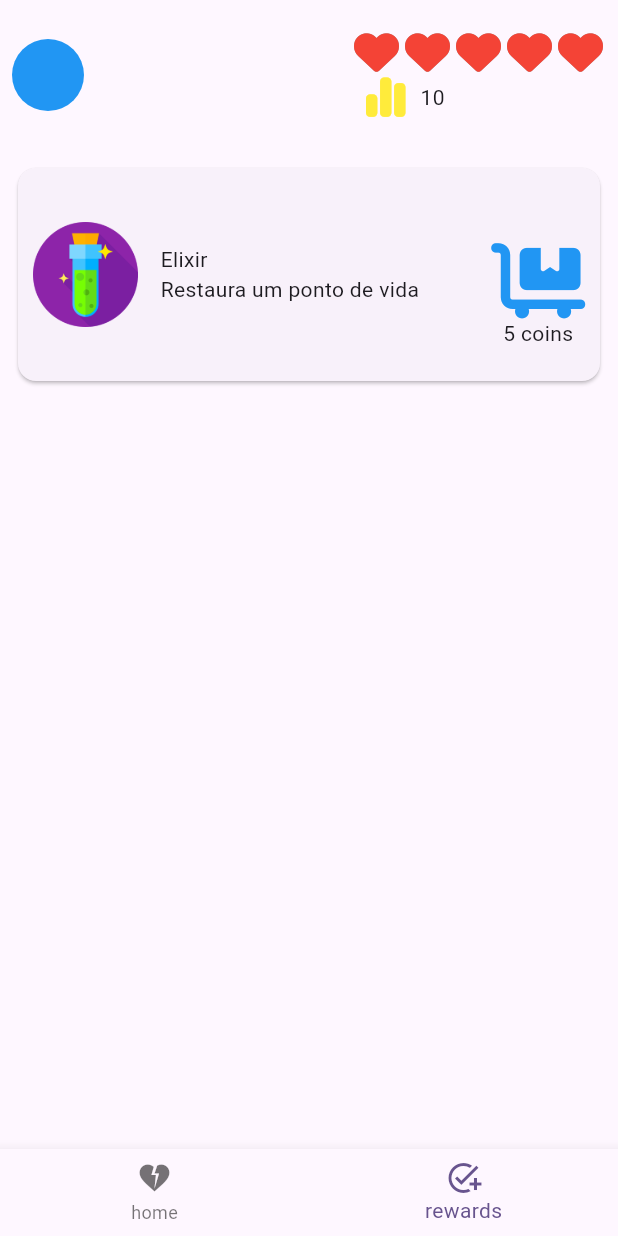
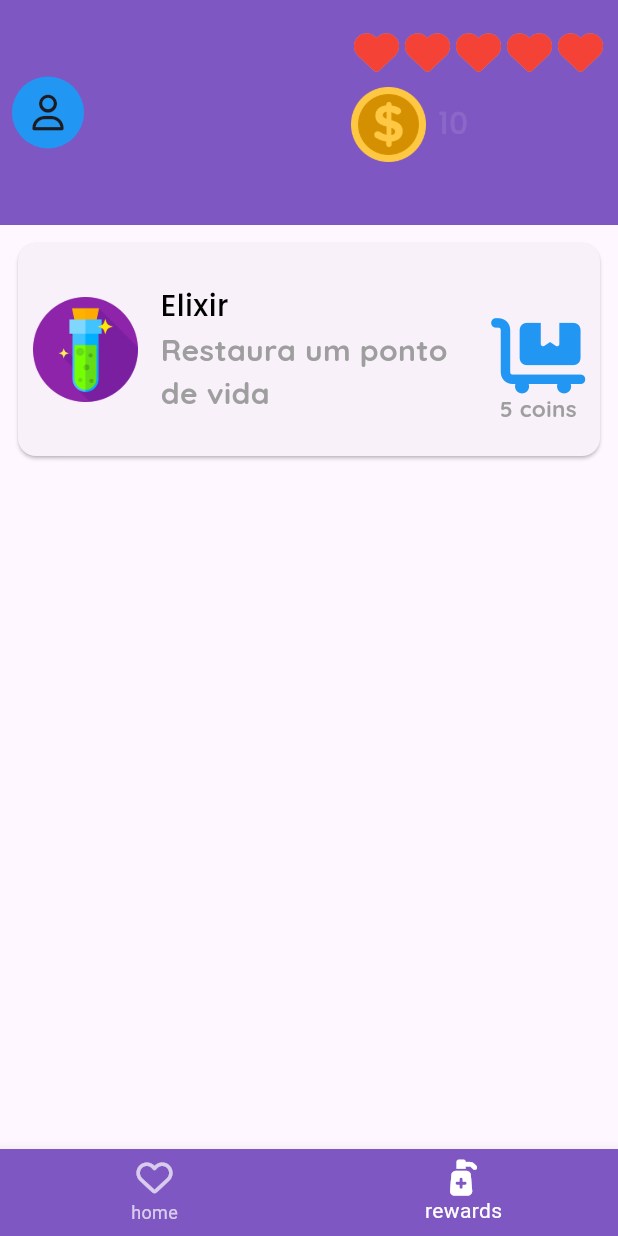
Before and after one commit to FilipeHaniel/ryc_desafio_do_modulo_basico, a Flutter app: the screen it shows after launch, item 2 of the bottom bar chosen, on a phone screen of 412 x 824 dp. Run offline on Flutter 3.47's test engine with Material 3 defaults, Android fonts, the phone set to English and light mode, and no system bars; our stand-ins replace bloc, dio, flutter_bloc, font_awesome_flutter, freezed_annotation, get_it and 2 more; network calls fail.

Commit message:
layout adjustment

```diff
--- a/lib/data/model/task_model.dart
+++ b/lib/data/model/task_model.dart
@@ -10,7 +10,7 @@ class TaskModel extends TaskEntity {
   factory TaskModel.fromJson(Map<String, dynamic> json) {
 
     if (json['taskDate'] == null) {
-      throw ArgumentError('taskDate is required and must not be null');
+      throw ArgumentError('taskDate não pode ser nulo');
     }
 
     return TaskModel(
--- a/lib/main.dart
+++ b/lib/main.dart
@@ -11,7 +11,6 @@ void main() {
 class MyApp extends StatelessWidget {
   const MyApp({super.key});
 
-  // This widget is the root of your application.
   @override
   Widget build(BuildContext context) {
     return MaterialApp(
--- a/lib/presentation/view/main_page.dart
+++ b/lib/presentation/view/main_page.dart
@@ -1,6 +1,7 @@
 import 'package:flutter/material.dart';
 import 'package:flutter_bloc/flutter_bloc.dart';
 import 'package:font_awesome_flutter/font_awesome_flutter.dart';
+import 'package:google_fonts/google_fonts.dart';
 import 'package:ryc_desafio_do_modulo_basico/presentation/presenter/main_presenter.dart';
 
 class MainPage extends StatefulWidget {
@@ -27,7 +28,8 @@ class _MainPageState extends State<MainPage> {
       create: (context) => presenter,
       child: Scaffold(
         appBar: AppBar(
-          toolbarHeight: 100,
+          toolbarHeight: 150,
+          backgroundColor: Colors.deepPurple[400],
           leading: Padding(
             padding: const EdgeInsets.only(left: 8),
             child: Container(
@@ -36,6 +38,9 @@ class _MainPageState extends State<MainPage> {
               decoration: const BoxDecoration(
                 color: Colors.blue,
                 shape: BoxShape.circle,
+              ),
+              child: const Center(
+                child: FaIcon(FontAwesomeIcons.user),
               ),
             ),
           ),
@@ -71,22 +76,33 @@ class _MainPageState extends State<MainPage> {
                       );
                     },
                   ),
-                  Row(
+                  Padding(
+                    padding: const EdgeInsets.only(top: 8),
+                    child: Row(
                       children: [
-                      const Padding(
-                        padding: EdgeInsets.symmetric(horizontal: 10),
-                        child: FaIcon(
-                          FontAwesomeIcons.chartSimple,
-                          size: 30,
-                          color: Colors.yellow,
-                        ),
+                        SizedBox(
+                          height: 50,
+                          width: 50,
+                          child: Image.asset('assets/images/icon_coin.png'),
                         ),
                         BlocBuilder<MainPresenter, int>(
                           builder: (context, coin) {
-                          return Text('$coin');
+                            return Padding(
+                              padding: const EdgeInsets.only(left: 8),
+                              child: Text(
+                                '$coin',
+                                style: GoogleFonts.poppins(
+                                  textStyle: const TextStyle(color: Colors.white10),
+                                  fontSize: 20,
+                                  fontWeight: FontWeight.w500,
+                                  fontStyle: FontStyle.normal,
+                                ),
+                              ),
+                            );
                           },
                         ),
                       ],
+                    ),
                   ),
                 ],
               ),
@@ -95,14 +111,17 @@ class _MainPageState extends State<MainPage> {
         ),
         body: presenter.selectPage(selectedItem),
         bottomNavigationBar: BottomNavigationBar(
+          backgroundColor: Colors.deepPurple[400],
+          fixedColor: Colors.white,
+          unselectedItemColor: Colors.white70,
           currentIndex: selectedItem,
           items: const [
             BottomNavigationBarItem(
-              icon: Icon(Icons.heart_broken),
+              icon: FaIcon(FontAwesomeIcons.heart),
               label: 'home',
             ),
             BottomNavigationBarItem(
-              icon: Icon(Icons.add_task),
+              icon: FaIcon(FontAwesomeIcons.pumpMedical),
               label: 'rewards',
             ),
           ],
--- a/lib/presentation/view/pages/rewards_page.dart
+++ b/lib/presentation/view/pages/rewards_page.dart
@@ -1,6 +1,7 @@
 import 'package:flutter/material.dart';
 import 'package:font_awesome_flutter/font_awesome_flutter.dart';
 import 'package:flutter_bloc/flutter_bloc.dart';
+import 'package:google_fonts/google_fonts.dart';
 import 'package:ryc_desafio_do_modulo_basico/presentation/presenter/main_presenter.dart';
 
 class RewardsPage extends StatelessWidget {
@@ -26,23 +27,40 @@ class RewardsPage extends StatelessWidget {
                     width: 70,
                     child: Image.asset('assets/images/elixir.png'),
                   ),
-                  const Expanded(
+                  Expanded(
                     child: Padding(
-                      padding: EdgeInsets.all(15),
+                      padding: const EdgeInsets.all(15),
                       child: Column(
                         mainAxisAlignment: MainAxisAlignment.center,
                         crossAxisAlignment: CrossAxisAlignment.start,
                         children: [
-                          Text('Elixir'),
-                          Text('Restaura um ponto de vida'),
+                          Text(
+                            'Elixir',
+                            style: GoogleFonts.poppins(
+                              textStyle: const TextStyle(color: Colors.black),
+                              fontSize: 20,
+                              fontWeight: FontWeight.w500,
+                              fontStyle: FontStyle.normal,
+                            ),
+                          ),
+                          Text(
+                            'Restaura um ponto de vida',
+                            style: GoogleFonts.quicksand(
+                              textStyle:
+                                  const TextStyle(color: Colors.grey),
+                              fontSize: 20,
+                              fontWeight: FontWeight.w700,
+                              fontStyle: FontStyle.normal,
+                            ),
+                          ),
                         ],
                       ),
                     ),
                   ),
                   GestureDetector(
-                    child: const Column(
+                    child: Column(
                       children: [
-                        Padding(
+                        const Padding(
                           padding: EdgeInsets.only(top: 50),
                           child: FaIcon(
                             FontAwesomeIcons.cartFlatbed,
@@ -50,7 +68,15 @@ class RewardsPage extends StatelessWidget {
                             color: Colors.blue,
                           ),
                         ),
-                        Text('5 coins'),
+                        Text(
+                          '5 coins',
+                          style: GoogleFonts.quicksand(
+                            textStyle: const TextStyle(color: Colors.grey),
+                            fontSize: 15,
+                            fontWeight: FontWeight.w700,
+                            fontStyle: FontStyle.normal,
+                          ),
+                        ),
                       ],
                     ),
                     onTap: () {
--- a/pubspec.yaml
+++ b/pubspec.yaml
@@ -20,6 +20,8 @@ dependencies:
   injectable: ^2.4.2
   get_it: ^7.7.0
   font_awesome_flutter: ^10.7.0
+  google_fonts: ^6.2.1
+  intl: ^0.17.0
 
   cupertino_icons: ^1.0.6
 
@@ -37,4 +39,4 @@ flutter:
 
   uses-material-design: true
   assets:
-    - assets/images/elixir.png
+    - assets/images/
```
Also changed, not shown: lib/data/datasource/task_datasource_impl.dart (+0 -8 lines), lib/presentation/view/pages/home_page.dart (+24 -22 lines), lib/presentation/view/pages/register_page.dart (+5 -3 lines), lib/presentation/view/widgets/tasks_widget.dart (+24 -7 lines), assets/images/blue_castle.jpg (added), assets/images/castle.jpeg (added), assets/images/castle.webp (added), assets/images/coin.png (added), assets/images/icon_coin.png (added), pubspec.lock, 10 other files. Lines whose indentation alone changed are shown as unchanged.
